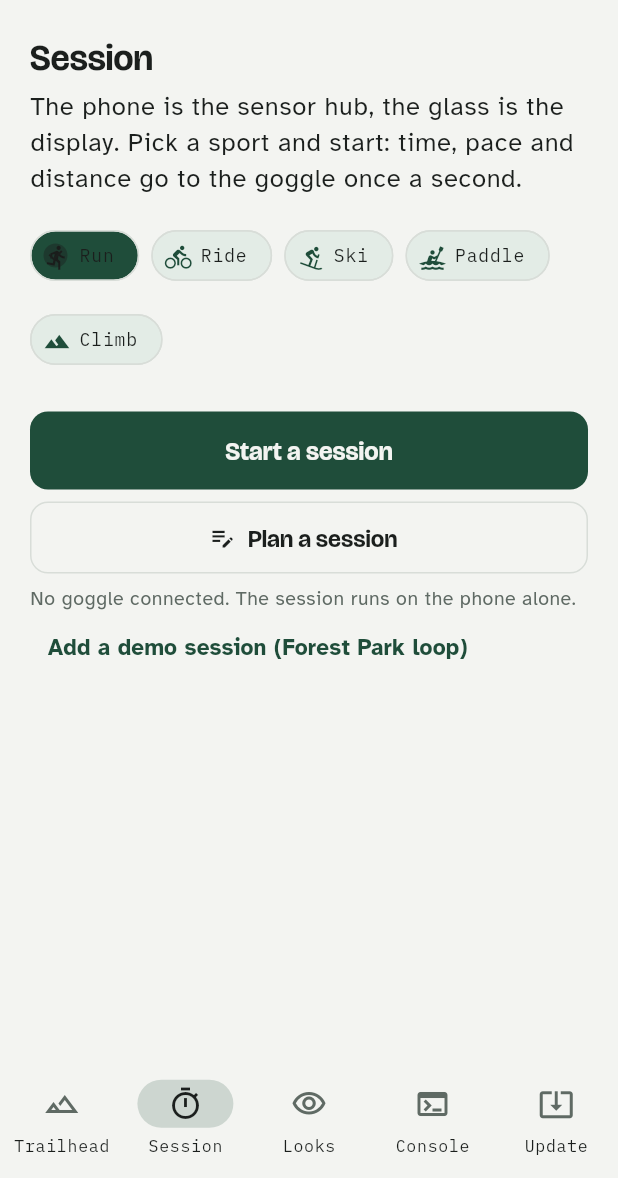
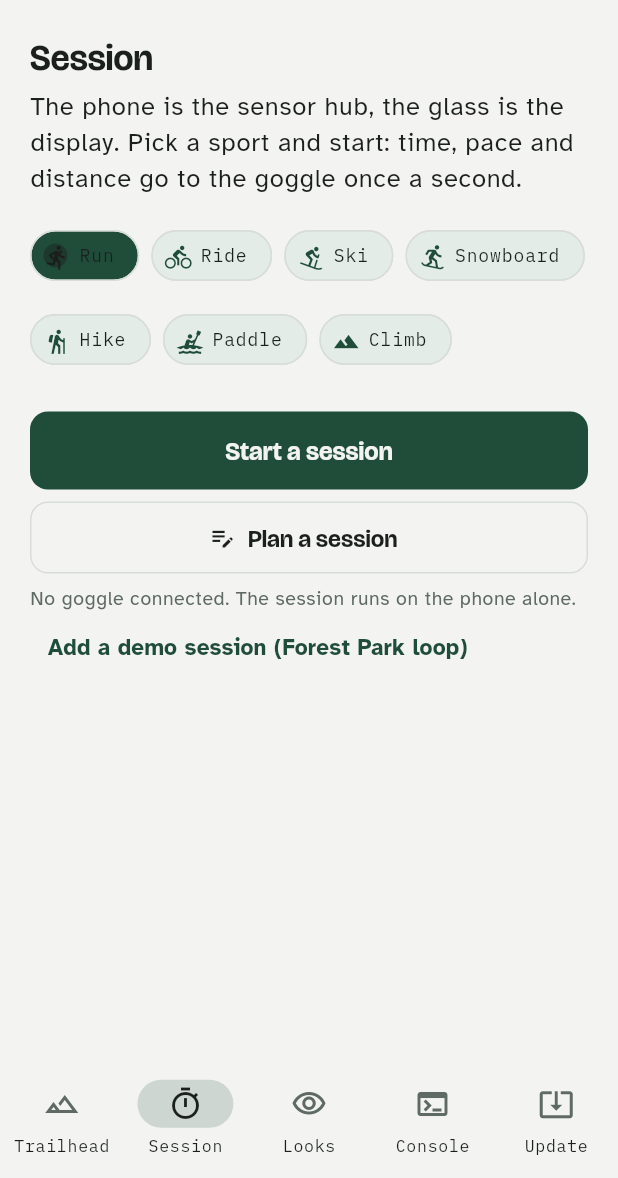
Before and after one commit to IoTone/OpenWR, a Flutter app: the HomeShell screen opened directly, swiped to page 2, on a phone screen of 412 x 824 dp, the part 58-1236 px from its top. Run offline on Flutter 3.47's test engine with Material 3 defaults, Android fonts, the phone set to English and light mode, and no system bars; our stand-ins replace flutter_blue_plus, flutter_native_splash, geolocator, go_router, package_info_plus, permission_handler and 2 more; missing offline and left inert: network_info_plus, wifi_scan; accounts and stored records are empty.

Commit message:
Switchback: Snowboard and Hike sports
Co-Authored-By: Claude Fable 5.1 <noreply@anthropic.com>

```diff
--- a/projects/apps/switchback/lib/gen/app_localizations.dart
+++ b/projects/apps/switchback/lib/gen/app_localizations.dart
@@ -1645,6 +1645,18 @@ abstract class AppLocalizations {
   /// In en, this message translates to:
   /// **'Roll'**
   String get mapletRoll;
+
+  /// No description provided for @sportSnowboard.
+  ///
+  /// In en, this message translates to:
+  /// **'Snowboard'**
+  String get sportSnowboard;
+
+  /// No description provided for @sportHike.
+  ///
+  /// In en, this message translates to:
+  /// **'Hike'**
+  String get sportHike;
 }
 
 class _AppLocalizationsDelegate
--- a/projects/apps/switchback/lib/gen/app_localizations_en.dart
+++ b/projects/apps/switchback/lib/gen/app_localizations_en.dart
@@ -892,4 +892,10 @@ class AppLocalizationsEn extends AppLocalizations {
 
   @override
   String get mapletRoll => 'Roll';
+
+  @override
+  String get sportSnowboard => 'Snowboard';
+
+  @override
+  String get sportHike => 'Hike';
 }
--- a/projects/apps/switchback/lib/gen/app_localizations_ja.dart
+++ b/projects/apps/switchback/lib/gen/app_localizations_ja.dart
@@ -865,4 +865,10 @@ class AppLocalizationsJa extends AppLocalizations {
 
   @override
   String get mapletRoll => 'ロール';
+
+  @override
+  String get sportSnowboard => 'スノーボード';
+
+  @override
+  String get sportHike => 'ハイキング';
 }
--- a/projects/apps/switchback/lib/goggle/session.dart
+++ b/projects/apps/switchback/lib/goggle/session.dart
@@ -18,7 +18,7 @@ import 'maplet.dart';
 import '../map/eink_canvas.dart';
 import '../map/map_render.dart';
 
-enum Sport { run, ride, ski, paddle, climb }
+enum Sport { run, ride, ski, snowboard, hike, paddle, climb }
 
 class SessionSummary {
   const SessionSummary({
--- a/projects/apps/switchback/lib/l10n/app_en.arb
+++ b/projects/apps/switchback/lib/l10n/app_en.arb
@@ -571,5 +571,7 @@
   "rollPull": "Pull",
   "rollPulling": "Pulling…",
   "rollShow": "Show on glass",
-  "mapletRoll": "Roll"
+  "mapletRoll": "Roll",
+  "sportSnowboard": "Snowboard",
+  "sportHike": "Hike"
 }
--- a/projects/apps/switchback/lib/l10n/app_ja.arb
+++ b/projects/apps/switchback/lib/l10n/app_ja.arb
@@ -571,5 +571,7 @@
   "rollPull": "取得",
   "rollPulling": "取得中…",
   "rollShow": "パネルに表示",
-  "mapletRoll": "ロール"
+  "mapletRoll": "ロール",
+  "sportSnowboard": "スノーボード",
+  "sportHike": "ハイキング"
 }
--- a/projects/apps/switchback/lib/screens/plan_screen.dart
+++ b/projects/apps/switchback/lib/screens/plan_screen.dart
@@ -146,6 +146,8 @@ class _PlanScreenState extends State<PlanScreen> {
       Sport.run => 7.0,
       Sport.ride => 3.0,
       Sport.ski => 4.0,
+      Sport.snowboard => 4.0,
+      Sport.hike => 15.0,
       Sport.paddle => 10.0,
       Sport.climb => 20.0,
     };
--- a/projects/apps/switchback/lib/screens/session_detail_screen.dart
+++ b/projects/apps/switchback/lib/screens/session_detail_screen.dart
@@ -175,6 +175,8 @@ String sessionTitle(SessionSummary s, AppLocalizations l) {
     Sport.run => l.sportRun,
     Sport.ride => l.sportRide,
     Sport.ski => l.sportSki,
+    Sport.snowboard => l.sportSnowboard,
+    Sport.hike => l.sportHike,
     Sport.paddle => l.sportPaddle,
     Sport.climb => l.sportClimb,
   };
--- a/projects/apps/switchback/lib/screens/session_screen.dart
+++ b/projects/apps/switchback/lib/screens/session_screen.dart
@@ -33,6 +33,8 @@ class SessionScreen extends StatelessWidget {
       Sport.run: Icons.directions_run,
       Sport.ride: Icons.directions_bike,
       Sport.ski: Icons.downhill_skiing,
+      Sport.snowboard: Icons.snowboarding,
+      Sport.hike: Icons.hiking,
       Sport.paddle: Icons.kayaking,
       Sport.climb: Icons.terrain,
     };
@@ -150,6 +152,8 @@ class SessionScreen extends StatelessWidget {
         Sport.run => l.sportRun,
         Sport.ride => l.sportRide,
         Sport.ski => l.sportSki,
+        Sport.snowboard => l.sportSnowboard,
+        Sport.hike => l.sportHike,
         Sport.paddle => l.sportPaddle,
         Sport.climb => l.sportClimb,
       };
```
